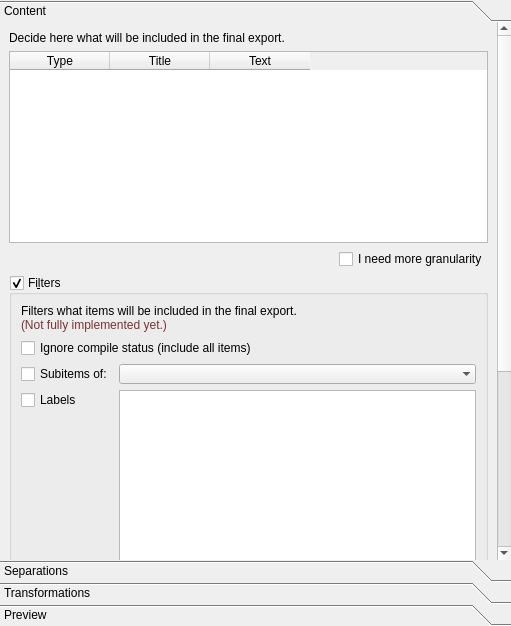
MustardBell/manuskript, file manuskript/ui/exporters/manuskript/plainTextSettings_ui.ui: the form before one commit.
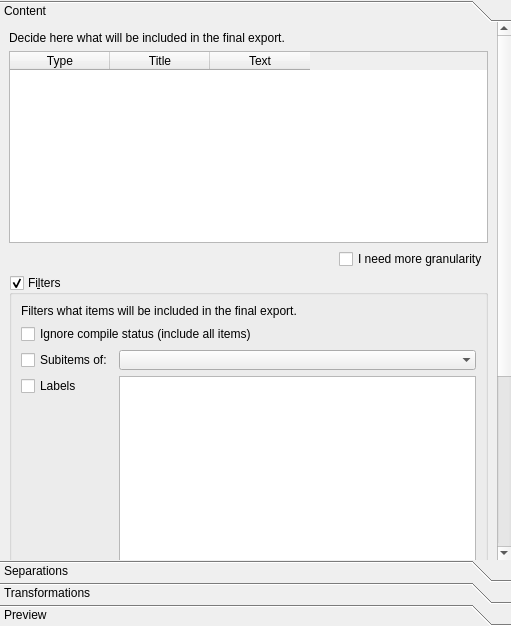
The form after the commit. The open tabs and pages were chosen to show the change. Icons and pictures are not drawn. Custom widgets are drawn as their Qt base class.

Commit message: Complete export configuration workflow

What changed in the file:
```diff
--- a/manuskript/ui/exporters/manuskript/plainTextSettings_ui.ui
+++ b/manuskript/ui/exporters/manuskript/plainTextSettings_ui.ui
@@ -139,7 +139,7 @@
           <item row="0" column="0" colspan="2">
            <widget class="QLabel" name="label_2">
             <property name="text">
-             <string>&lt;html&gt;&lt;head/&gt;&lt;body&gt;&lt;p&gt;Filters what items will be included in the final export.&lt;br/&gt;&lt;span style=&quot; color:#773333;&quot;&gt;(Not fully implemented yet.)&lt;/span&gt;&lt;/p&gt;&lt;/body&gt;&lt;/html&gt;</string>
+             <string>Filters what items will be included in the final export.</string>
             </property>
            </widget>
           </item>
```
The commit also changes 11 other files.
